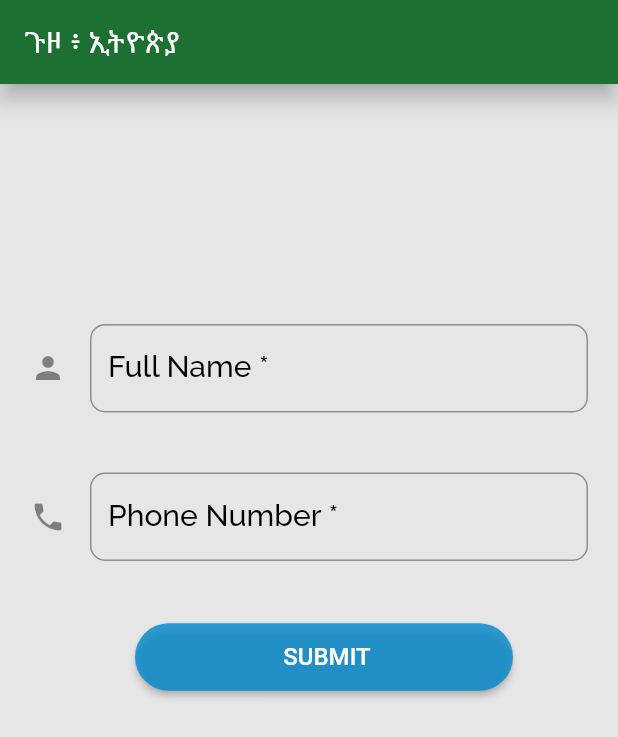
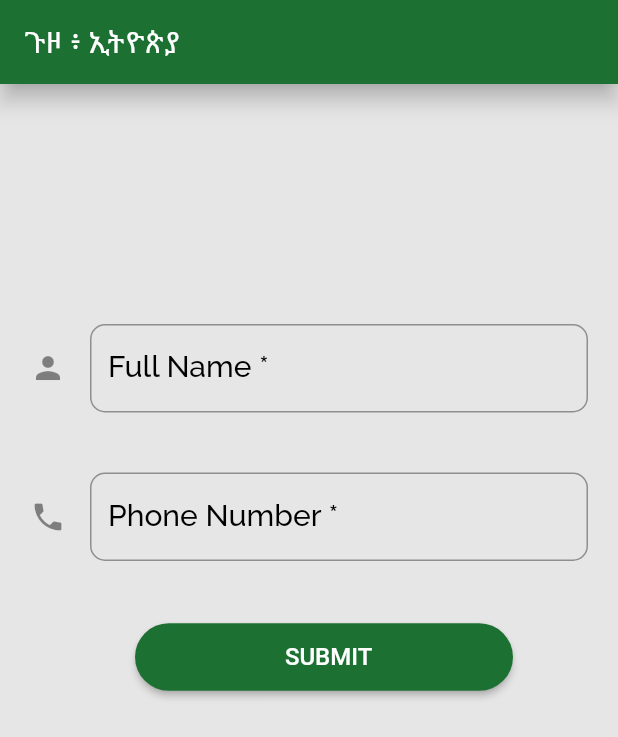
Before and after one commit to YemaneAbrha/TravelEthiopiaMobileApp, a Flutter app: the screen it shows after launch, on a phone screen of 412 x 824 dp. Shown: the top 737 px of the screen. Run offline on Flutter 3.47's test engine with Material 2 defaults, Android fonts, the phone set to English and light mode, and no system bars; our stand-ins replace bottom_navy_bar, circular_profile_avatar, datetime_picker_formfield, shared_preferences, splashscreen; accounts and stored records are empty.

```diff
--- a/lib/api_functions/requestBookAPI.dart
+++ b/lib/api_functions/requestBookAPI.dart
@@ -107,7 +107,7 @@ Future<List<Availiable>> allDeparture(BuildContext context) async {
 }
 
 Future requesBookAPI(BuildContext context, Map<String, dynamic> body) async {
-  print(body.runtimeType);
+  // print(body.runtimeType);
   final url = 'guzoethiopia.net/book';
   http.Response response = await http.post(
     url,
--- a/lib/pages/registration.dart
+++ b/lib/pages/registration.dart
@@ -8,6 +8,7 @@ class RegistrationPage extends StatefulWidget {
 
 class _RegistrtionPageState extends State<RegistrationPage> {
   String _fullName, _phoneNumber;
+  bool _isloading = false;
   @override
   Widget build(BuildContext context) {
     return Scaffold(
@@ -78,21 +79,46 @@ class _RegistrtionPageState extends State<RegistrationPage> {
                   shape: StadiumBorder(),
                   minWidth: 150.0,
                   height: 45,
-                  color: Color.fromRGBO(0, 136, 204, 0.8),
-                  child: new Text(' SUBMIT',
-                      style: new TextStyle(
-                        fontSize: 16.0,
-                        color: Colors.white,
-                      )),
+                  color: Color.fromRGBO(
+                    28,
+                    112,
+                    50,
+                    1.0,
+                  ),
+                  child: Row(
+                    children: <Widget>[
+                      _isloading
+                          ? new CircularProgressIndicator(
+                              valueColor:
+                                  new AlwaysStoppedAnimation(Colors.white),
+                              strokeWidth: 3.0,
+                            )
+                          : new SizedBox(
+                              width: 40.0,
+                            ),
+                      new SizedBox(
+                        width: 40.0,
+                      ),
+                      new Center(
+                        child: new Text(' SUBMIT',
+                            style: new TextStyle(
+                              fontSize: 16.0,
+                              color: Colors.white,
+                            )),
+                      )
+                    ],
+                  ),
                   onPressed: () {
                     Map<String, dynamic> body = {
                       'name': _fullName,
-                      'password': "kendel",
+                      'password': "kendelyemane",
                       'phonenumber': _phoneNumber,
                     };
+                    setState(() {
+                      _isloading = true;
+                    });
                     print("I have sent the request ....");
-                    // requestSignup(context, body);
-                    Navigator.pushReplacementNamed(context, '/book');
+                    requestSignup(context, body);
                   },
                 ),
                 // ),
```
Also changed, not shown: lib/api_functions/requestAuthAPI.dart (+22 -11 lines), lib/functions/getUserInfo.dart (+29 -7 lines), lib/functions/saveCurrentLogin.dart (+12 -4 lines), lib/functions/saveLogout.dart (+5 -5 lines), lib/model/json/loginModel.dart (+24 -9 lines), lib/pages/book.dart (+36 -36 lines), lib/pages/splashScreen.dart (+61 -8 lines), lib/api_functions/requestRegistration.dart (deleted).
